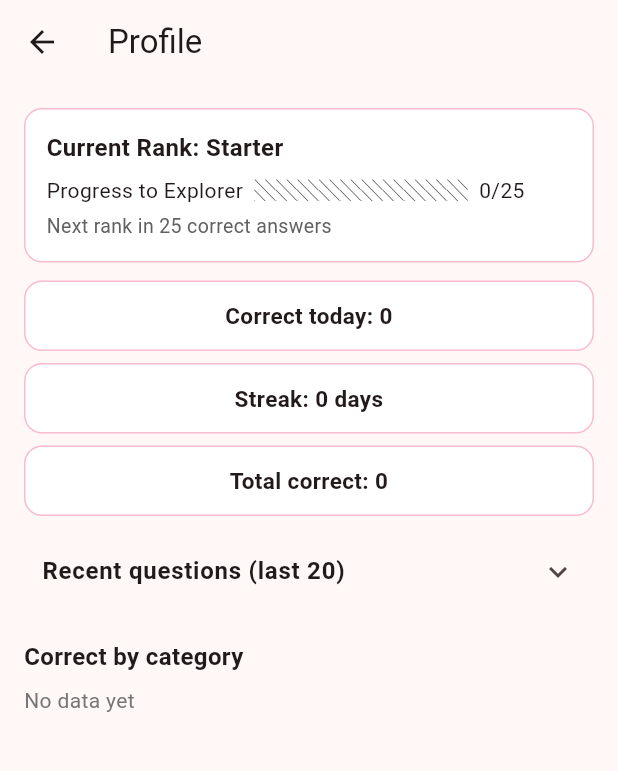
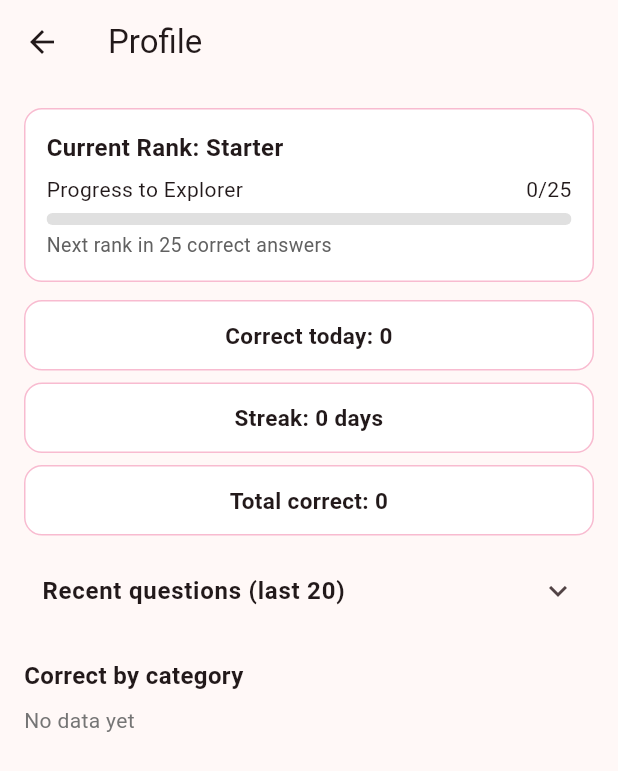
Before and after one commit to aokikazutoshi1979-crypto/kawaii_lang, a Flutter app: the ProfileScreen screen opened directly, on a phone screen of 412 x 824 dp. Shown: the top 771 px of the screen. Run offline on Flutter 3.47's test engine with Material 3 defaults, Android fonts, the phone set to English and light mode, and no system bars; our stand-ins replace cloud_firestore, device_info_plus, firebase_auth, firebase_core, firebase_crashlytics, flutter_animate and 4 more; missing offline and left inert: purchases_flutter, record; accounts and stored records are empty; network calls fail.

Commit message:
次のランクのメーター表示を直してもらった。

```diff
--- a/lib/screens/profile_screen.dart
+++ b/lib/screens/profile_screen.dart
@@ -195,11 +195,6 @@ class _ProfileScreenState extends State<ProfileScreen> {
     return current;
   }
 
-  String _progressBar(int filledCount) {
-    final filled = filledCount.clamp(0, 10);
-    return List.generate(10, (i) => i < filled ? '▓' : '░').join();
-  }
-
   Widget _rankSection(ProfileStats stats, AppLocalizations loc) {
     final uniqueCorrect = stats.uniqueCorrect;
     final current = _currentRankFor(uniqueCorrect);
@@ -223,23 +218,31 @@ class _ProfileScreenState extends State<ProfileScreen> {
       final shown = uniqueCorrect.clamp(0, nextThreshold);
       final remaining = (nextThreshold - uniqueCorrect).clamp(0, nextThreshold);
 
-      final filled = (ratio * 10).floor();
-      final bar = _progressBar(filled);
-
       lines.addAll([
         const SizedBox(height: 6),
-        Text.rich(
-          TextSpan(
-            children: [
-              TextSpan(text: '${loc.progressToRank(nextName)}  '),
-              TextSpan(
-                text: bar,
-                style: const TextStyle(fontFamily: 'monospace'),
+        Row(
+          children: [
+            Expanded(
+              child: Text(
+                loc.progressToRank(nextName),
+                style: const TextStyle(fontSize: 14),
               ),
-              TextSpan(text: '  $shown/$nextThreshold'),
-            ],
+            ),
+            Text(
+              '$shown/$nextThreshold',
+              style: const TextStyle(fontSize: 14),
+            ),
+          ],
+        ),
+        const SizedBox(height: 6),
+        ClipRRect(
+          borderRadius: BorderRadius.circular(6),
+          child: LinearProgressIndicator(
+            value: ratio,
+            minHeight: 8,
+            backgroundColor: Colors.grey.shade300,
+            color: Colors.pink.shade400,
           ),
-          style: const TextStyle(fontSize: 14),
         ),
         const SizedBox(height: 4),
         Text(
```
